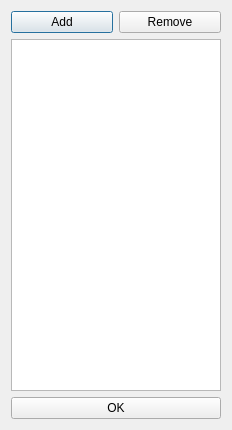
First picture: the form in SCHNApps/forms/cameraDialog.ui, repository cgogn/CGoGN, before the edit.
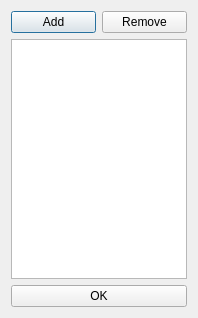
Second picture: the form after the edit.

```diff
--- a/SCHNApps/forms/cameraDialog.ui
+++ b/SCHNApps/forms/cameraDialog.ui
@@ -6,8 +6,8 @@
    <rect>
     <x>0</x>
     <y>0</y>
-    <width>232</width>
-    <height>430</height>
+    <width>198</width>
+    <height>318</height>
    </rect>
   </property>
   <property name="windowTitle">
```
Left out of the diff: 21 changed lines with no effect on the pictures.
